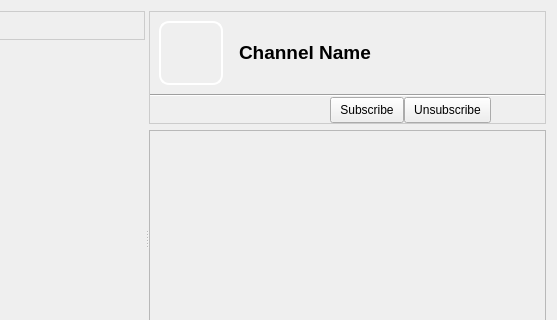
RetroShare/RetroShare, file retroshare-gui/src/gui/ChannelFeed.ui: the form before one commit; both pictures show x 124 to 681 and y 0 to 320 of the 681 by 476 pixel window.
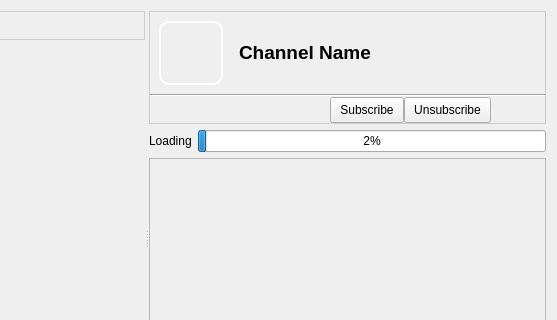
The form after the commit. Icons and pictures are not drawn. Custom widgets are drawn as their Qt base class.

Commit message: Added threaded loading of channels (GUI).

Patch:
```diff
--- a/retroshare-gui/src/gui/ChannelFeed.ui
+++ b/retroshare-gui/src/gui/ChannelFeed.ui
@@ -508,7 +508,7 @@
          </layout>
         </widget>
        </item>
-       <item row="1" column="0">
+       <item row="2" column="0">
         <widget class="QScrollArea" name="scrollArea">
          <property name="widgetResizable">
           <bool>true</bool>
@@ -521,8 +521,8 @@
            <rect>
             <x>0</x>
             <y>0</y>
-            <width>392</width>
-            <height>333</height>
+            <width>400</width>
+            <height>304</height>
            </rect>
           </property>
           <property name="styleSheet">
@@ -558,6 +558,27 @@
          </widget>
         </widget>
        </item>
+       <item row="1" column="0">
+        <layout class="QHBoxLayout" name="progressLayout">
+         <item>
+          <widget class="QLabel" name="progressLabel">
+           <property name="text">
+            <string>Loading</string>
+           </property>
+          </widget>
+         </item>
+         <item>
+          <widget class="QProgressBar" name="progressBar">
+           <property name="maximum">
+            <number>1000</number>
+           </property>
+           <property name="value">
+            <number>24</number>
+           </property>
+          </widget>
+         </item>
+        </layout>
+       </item>
       </layout>
      </widget>
     </widget>
```
The commit also changes 6 other files.
